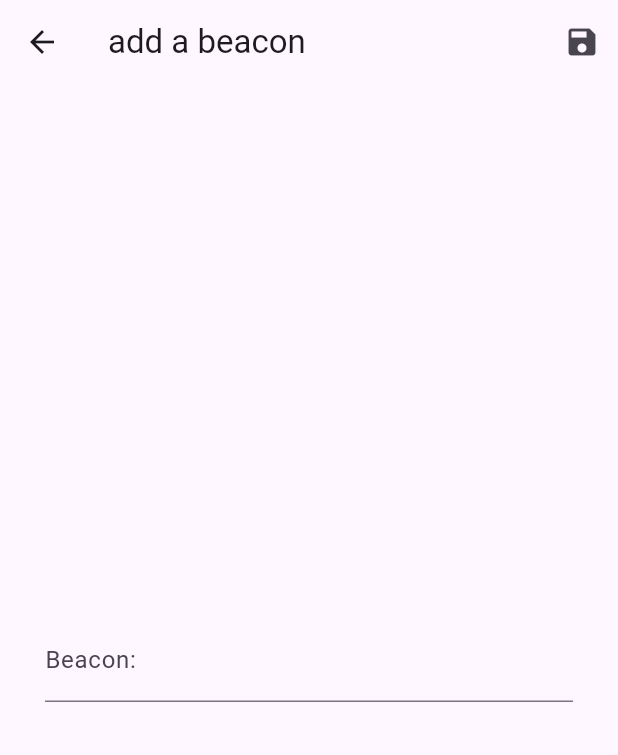
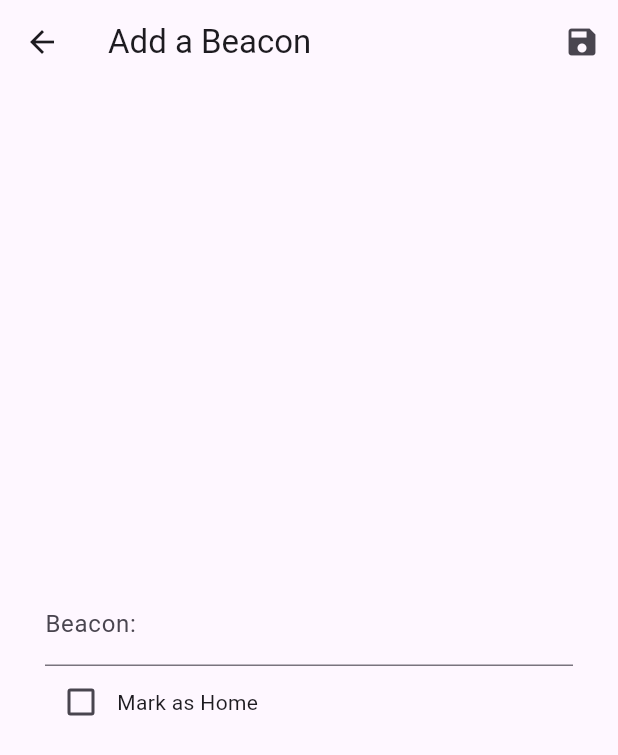
Before and after one commit to Pen9uin6/Ibeacon-flutter, a Flutter app: the screen it shows after launch, after a tap on the "add" icon, on a phone screen of 412 x 824 dp. Shown: the top 755 px of the screen. Run offline on Flutter 3.47's test engine with Material 3 defaults, Android fonts, the phone set to English and light mode, and no system bars; our stand-ins replace sqflite, sqflite_common_ffi; accounts and stored records are empty.

```diff
--- a/lib/DB.dart
+++ b/lib/DB.dart
@@ -5,15 +5,15 @@ import 'package:sqflite/sqflite.dart';
 class Beacon {
   final String? id;
   final String name;
-  final int? done;
+  final int? home;
 
-  Beacon({this.id, this.name = '', this.done});
+  Beacon({this.id, this.name = '', this.home});
 
   Map<String, dynamic> toMap() {
     return {
       'id': id,
       'name': name,
-      'done': done,
+      'home': home,
     };
   }
 }
@@ -24,10 +24,10 @@ class BeaconDB {
   // init
   static Future<Database> initDatabase() async {
     database = await openDatabase(
-      join(await getDatabasesPath(), 'Beacon.db'),
+      join(await getDatabasesPath(), 'Beacons.db'),
       onCreate: (db, version) {
         return db.execute(
-            'CREATE TABLE Beacons(id TEXT PRIMARY KEY, name TEXT, done INTEGER)');
+            'CREATE TABLE Beacons(id TEXT PRIMARY KEY, name TEXT, home INTEGER)');
       },
       version: 1,
     );
@@ -61,7 +61,7 @@ class BeaconDB {
       return Beacon(
         id: maps[i]['id'],
         name: maps[i]['name'],
-        done: maps[i]['done'],
+        home: maps[i]['home'],
       );
     });
   }
--- a/lib/pages/edit_beacon.dart
+++ b/lib/pages/edit_beacon.dart
@@ -13,6 +13,7 @@ class EditPage extends StatefulWidget {
 
 class _EditPageState extends State<EditPage> {
   final itemController = TextEditingController();
+  bool home = false;
 
   void onSaveButtonPressed() {
     if (itemController.text == '') {
@@ -27,7 +28,7 @@ class _EditPageState extends State<EditPage> {
         ),
       ));
     } else {
-      widget.onSave(itemController.text, widget.beacon);
+      widget.onSave(home ? 1 : 0, itemController.text, widget.beacon);
       Navigator.pop(context);
     }
   }
@@ -36,6 +37,7 @@ class _EditPageState extends State<EditPage> {
   void initState() {
     super.initState();
     itemController.text = widget.beacon.name;
+    home = widget.beacon.home == 1;
   }
 
   @override
@@ -48,7 +50,7 @@ class _EditPageState extends State<EditPage> {
   Widget build(BuildContext context) {
     return Scaffold(
       appBar: AppBar(
-        title: const Text('add a beacon'),
+        title: const Text('Add a Beacon'),
         actions: [
           IconButton(
             onPressed: onSaveButtonPressed,
@@ -57,13 +59,32 @@ class _EditPageState extends State<EditPage> {
         ],
       ),
       body: Center(
-        child: Container(
+        child: Padding(
           padding: const EdgeInsets.all(30),
-          child: TextFormField(
-            controller: itemController,
-            obscureText: false,
-            decoration: const InputDecoration(
-                labelText: 'Beacon:', hintText: 'Enter a beacon name'),
+          child: Column(
+            mainAxisAlignment: MainAxisAlignment.center,
+            children: [
+              TextFormField(
+                controller: itemController,
+                decoration: const InputDecoration(
+                  labelText: 'Beacon:',
+                  hintText: 'Enter a beacon name',
+                ),
+              ),
+              Row(
+                children: [
+                  Checkbox(
+                    value: home,
+                    onChanged: (bool? value) {
+                      setState(() {
+                        home = value ?? false;
+                      });
+                    },
+                  ),
+                  const Text('Mark as Home'),
+                ],
+              ),
+            ],
           ),
         ),
       ),
--- a/lib/pages/home.dart
+++ b/lib/pages/home.dart
@@ -79,11 +79,11 @@ class _BeaconListState extends State<BeaconList> {
   }
 
   // Add Beacon to DB
-  void onAddBeacon(String name, Beacon beacon) async {
+  void onAddBeacon(int home, String name, Beacon beacon) async {
     final newBeacon = Beacon(
         id: DateTime.now().millisecondsSinceEpoch.toString(),
         name: name,
-        done: 0);
+        home: home);
     await BeaconDB.addBeacon(newBeacon);
     getList();
   }
@@ -100,7 +100,7 @@ class _BeaconListState extends State<BeaconList> {
   // Update Checkbox val of Beacon
   void onChangeCheckbox(val, beacon) async {
     final updateBeacon =
-        Beacon(id: beacon.id, name: beacon.name, done: val ? 1 : 0);
+        Beacon(id: beacon.id, name: beacon.name, home: val ? 1 : 0);
     await BeaconDB.updateBeacon(updateBeacon);
     getList();
   }
@@ -110,7 +110,7 @@ class _BeaconListState extends State<BeaconList> {
     final updateBeacon = Beacon(
       id: beacon.id,
       name: name,
-      done: beacon.done,
+      home: beacon.home,
     );
     await BeaconDB.updateBeacon(updateBeacon);
     getList();
@@ -151,26 +151,31 @@ class _BeaconListState extends State<BeaconList> {
 
   @override
   Widget build(BuildContext context) {
+    final homeBeacons = _BeaconsList.where((b) => b.home == 1).toList();
+    final nothomeBeacons = _BeaconsList.where((b) => b.home == 0).toList();
+
     return Scaffold(
-      appBar: AppBar(title: const Text('BeaconList')),
       body: Column(children: <Widget>[
         Expanded(
           child: ListView(
-          children: _BeaconsList.map((beacon) {
+            children: [
+              const Padding(
+                padding: EdgeInsets.all(8.0),
+                child: Text('Home',
+                    style:
+                        TextStyle(fontSize: 18, fontWeight: FontWeight.bold)),
+              ),
+              ...homeBeacons.map((beacon) {
                 return ListTile(
                   leading: Checkbox(
-                value: beacon.done == 1,
+                    value: beacon.home == 1,
                     onChanged: (value) => onChangeCheckbox(value, beacon),
                   ),
                   title: Text(
                     beacon.name,
                     style: TextStyle(
-                    color: beacon.done == 1 //
-                        ? Theme.of(context).colorScheme.primaryContainer
-                        : Theme.of(context).colorScheme.primary,
-                    decoration: beacon.done == 1 //
-                        ? TextDecoration.lineThrough
-                        : null),
+                        color: Theme.of(context).colorScheme.primaryContainer,
+                        decoration: TextDecoration.lineThrough),
                   ),
                   trailing: PopupMenuButton<ExtraAction>(
                     onSelected: (action) =>
@@ -184,7 +189,38 @@ class _BeaconListState extends State<BeaconList> {
                   ),
                 );
               }).toList(),
-        )),
+              const Padding(
+                padding: EdgeInsets.all(8.0),
+                child: Text('Items',
+                    style:
+                        TextStyle(fontSize: 18, fontWeight: FontWeight.bold)),
+              ),
+              ...nothomeBeacons.map((beacon) {
+                return ListTile(
+                  leading: Checkbox(
+                    value: beacon.home == 1,
+                    onChanged: (value) => onChangeCheckbox(value, beacon),
+                  ),
+                  title: Text(
+                    beacon.name,
+                    style:
+                        TextStyle(color: Theme.of(context).colorScheme.primary),
+                  ),
+                  trailing: PopupMenuButton<ExtraAction>(
+                    onSelected: (action) =>
+                        onSelectExtraAction(context, action, beacon),
+                    itemBuilder: (context) => const [
+                      PopupMenuItem(
+                          value: ExtraAction.edit, child: Icon(Icons.edit)),
+                      PopupMenuItem(
+                          value: ExtraAction.delete, child: Icon(Icons.delete))
+                    ],
+                  ),
+                );
+              }).toList(),
+            ],
+          ),
+        ),
       ]),
       floatingActionButton: FloatingActionButton(
         onPressed: onAdd,
```
Lines whose indentation alone changed are shown as unchanged.
